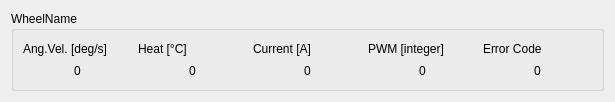
Above: apps/OrionEarthBase/DriveFeedbackWidget.ui from krkruk/Qt-OrionPi before the change. Below: the same form after it.
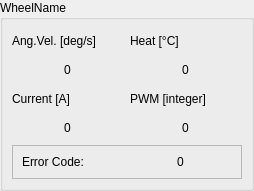
That is the form after the change.

Commit message: Modified EarthBase app * implemented sorting of inputs (ascending) * swaped vertical layout -> grid layout * added coloring error box if an error value is !=0

```diff
--- a/apps/OrionEarthBase/DriveFeedbackWidget.ui
+++ b/apps/OrionEarthBase/DriveFeedbackWidget.ui
@@ -6,20 +6,50 @@
    <rect>
     <x>0</x>
     <y>0</y>
-    <width>615</width>
-    <height>102</height>
+    <width>254</width>
+    <height>191</height>
    </rect>
   </property>
+  <property name="maximumSize">
+   <size>
+    <width>16777215</width>
+    <height>16777215</height>
+   </size>
+  </property>
   <property name="windowTitle">
    <string>Form</string>
   </property>
   <layout class="QVBoxLayout" name="verticalLayout">
+   <property name="leftMargin">
+    <number>0</number>
+   </property>
+   <property name="topMargin">
+    <number>0</number>
+   </property>
+   <property name="rightMargin">
+    <number>0</number>
+   </property>
+   <property name="bottomMargin">
+    <number>0</number>
+   </property>
    <item>
     <widget class="QGroupBox" name="groupBoxWheel">
      <property name="title">
       <string>WheelName</string>
      </property>
      <layout class="QGridLayout" name="gridLayout">
+      <property name="leftMargin">
+       <number>9</number>
+      </property>
+      <property name="topMargin">
+       <number>9</number>
+      </property>
+      <property name="rightMargin">
+       <number>9</number>
+      </property>
+      <property name="bottomMargin">
+       <number>9</number>
+      </property>
       <item row="0" column="0">
        <widget class="QLabel" name="label">
         <property name="text">
@@ -34,27 +64,6 @@
         </property>
        </widget>
       </item>
-      <item row="0" column="2">
-       <widget class="QLabel" name="label_3">
-        <property name="text">
-         <string>Current [A]</string>
-        </property>
-       </widget>
-      </item>
-      <item row="0" column="3">
-       <widget class="QLabel" name="label_4">
-        <property name="text">
-         <string>PWM [integer]</string>
-        </property>
-       </widget>
-      </item>
-      <item row="0" column="4">
-       <widget class="QLabel" name="label_5">
-        <property name="text">
-         <string>Error Code</string>
-        </property>
-       </widget>
-      </item>
       <item row="1" column="0" alignment="Qt::AlignHCenter">
        <widget class="QLabel" name="labelAngularVelocity">
         <property name="text">
@@ -69,25 +78,58 @@
         </property>
        </widget>
       </item>
-      <item row="1" column="2" alignment="Qt::AlignHCenter">
+      <item row="2" column="0">
+       <widget class="QLabel" name="label_3">
+        <property name="text">
+         <string>Current [A]</string>
+        </property>
+       </widget>
+      </item>
+      <item row="2" column="1">
+       <widget class="QLabel" name="label_4">
+        <property name="text">
+         <string>PWM [integer]</string>
+        </property>
+       </widget>
+      </item>
+      <item row="3" column="0" alignment="Qt::AlignHCenter">
        <widget class="QLabel" name="labelCurrent">
         <property name="text">
          <string>0</string>
         </property>
        </widget>
       </item>
-      <item row="1" column="3" alignment="Qt::AlignHCenter">
+      <item row="3" column="1" alignment="Qt::AlignHCenter">
        <widget class="QLabel" name="labelPwm">
         <property name="text">
          <string>0</string>
         </property>
        </widget>
       </item>
-      <item row="1" column="4" alignment="Qt::AlignHCenter">
-       <widget class="QLabel" name="labelErrorCode">
-        <property name="text">
-         <string>0</string>
+      <item row="4" column="0" colspan="2">
+       <widget class="QFrame" name="frame">
+        <property name="frameShape">
+         <enum>QFrame::StyledPanel</enum>
         </property>
+        <property name="frameShadow">
+         <enum>QFrame::Raised</enum>
+        </property>
+        <layout class="QHBoxLayout" name="horizontalLayout">
+         <item>
+          <widget class="QLabel" name="label_5">
+           <property name="text">
+            <string>Error Code:</string>
+           </property>
+          </widget>
+         </item>
+         <item alignment="Qt::AlignHCenter">
+          <widget class="QLabel" name="labelErrorCode">
+           <property name="text">
+            <string>0</string>
+           </property>
+          </widget>
+         </item>
+        </layout>
        </widget>
       </item>
      </layout>
```
The commit also changes 3 other files.
